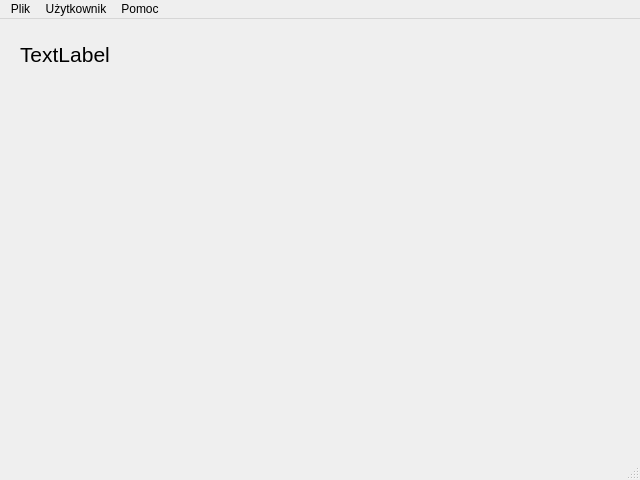
Above: oknoglowne.ui from twardakm/zarzadzanie_projektami before the change. Below: the same form after it.
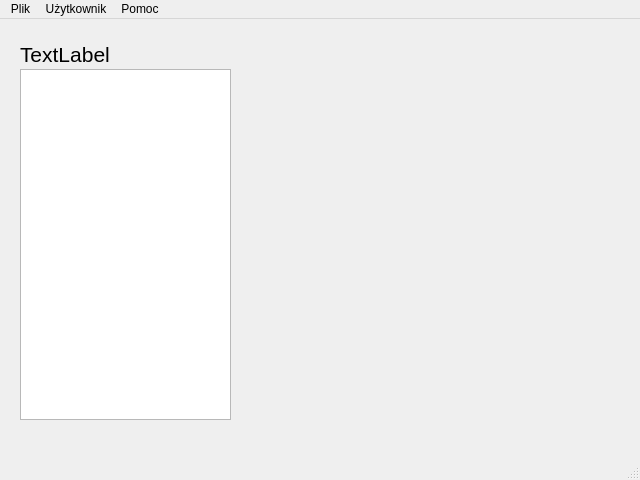
That is the form after the change.

Diff of the .ui file:
```diff
--- a/oknoglowne.ui
+++ b/oknoglowne.ui
@@ -38,6 +38,16 @@
      <string>TextLabel</string>
     </property>
    </widget>
+   <widget class="QListWidget" name="listaProjektow">
+    <property name="geometry">
+     <rect>
+      <x>20</x>
+      <y>50</y>
+      <width>211</width>
+      <height>351</height>
+     </rect>
+    </property>
+   </widget>
   </widget>
   <widget class="QMenuBar" name="menuBar">
    <property name="geometry">
```
